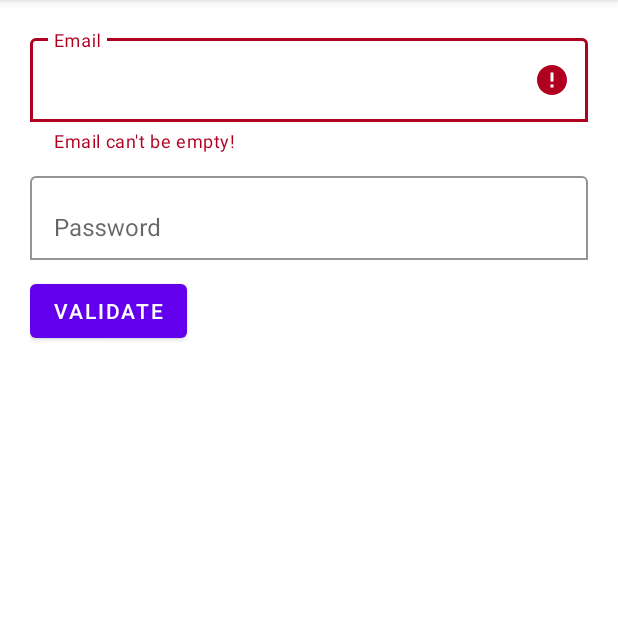
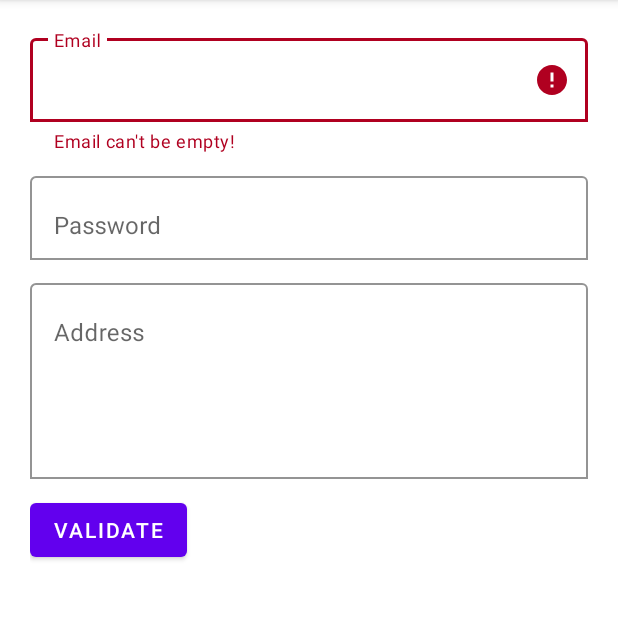
Before and after one commit to utsavdotpro/MaterialEditTextLibrary, an Android app: the screen it shows after launch (MainActivity), after a tap on "VALIDATE", on a phone screen of 412 x 824 dp, the part 84-704 px from its top. Run offline under Robolectric (Android 15) with nearby library versions, the phone set to English and light mode, and no system bars.

Commit message:
replace maxLines with lines

```diff
--- a/MaterialEditText/src/main/java/com/isolpro/library/materialedittext/MaterialEditText.java
+++ b/MaterialEditText/src/main/java/com/isolpro/library/materialedittext/MaterialEditText.java
@@ -91,7 +91,7 @@ public class MaterialEditText extends RelativeLayout {
 
     setText(ta.getString(R.styleable.MaterialEditText_met_text));
     setInputType(ta.getInteger(R.styleable.MaterialEditText_met_inputType, 1));
-    setMaxLines(ta.getInteger(R.styleable.MaterialEditText_met_maxLines, 1));
+    setLines(ta.getInteger(R.styleable.MaterialEditText_met_lines, 1));
   }
 
   private void setError(CharSequence errorMessage) {
@@ -186,12 +186,8 @@ public class MaterialEditText extends RelativeLayout {
     textInputEditText.setInputType(inputType);
   }
 
-  public int getMaxLines() {
-    return textInputEditText.getMaxLines();
-  }
-
-  public void setMaxLines(int maxLines) {
-    textInputEditText.setMaxLines(maxLines);
+  public void setLines(int lines) {
+    textInputEditText.setLines(lines);
   }
 
 }
--- a/MaterialEditText/src/main/res/layout/material_edit_text.xml
+++ b/MaterialEditText/src/main/res/layout/material_edit_text.xml
@@ -16,6 +16,7 @@
       android:id="@+id/tiet"
       android:layout_width="match_parent"
       android:layout_height="wrap_content"
+      android:gravity="top"
       android:inputType="text" />
 
   </com.google.android.material.textfield.TextInputLayout>
--- a/MaterialEditText/src/main/res/values/attrs.xml
+++ b/MaterialEditText/src/main/res/values/attrs.xml
@@ -50,7 +50,7 @@
       <flag name="date" value="0x00000014" />
       <flag name="time" value="0x00000024" />
     </attr>
-    <attr name="met_maxLines" format="integer" min="0" />
+    <attr name="met_lines" format="integer" min="0" />
   </declare-styleable>
 
 </resources>
--- a/app/src/main/res/layout/activity_main.xml
+++ b/app/src/main/res/layout/activity_main.xml
@@ -12,19 +12,28 @@
     android:id="@+id/metEmail"
     android:layout_width="match_parent"
     android:layout_height="wrap_content"
+    android:layout_marginBottom="10dp"
     app:met_errorMessage="Email can't be empty!"
-    android:layout_marginBottom="10dp"
-    app:met_required="true"
-    app:met_hint="Email" />
+    app:met_hint="Email"
+    app:met_required="true" />
 
   <com.isolpro.library.materialedittext.MaterialEditText
     android:id="@+id/metPassword"
     android:layout_width="match_parent"
     android:layout_height="wrap_content"
+    android:layout_marginBottom="10dp"
     app:met_errorMessage="Password can't be empty!"
+    app:met_hint="Password"
+    app:met_required="true" />
+
+  <com.isolpro.library.materialedittext.MaterialEditText
+    android:id="@+id/metAddress"
+    android:layout_width="match_parent"
+    android:layout_height="wrap_content"
     android:layout_marginBottom="10dp"
-    app:met_required="true"
-    app:met_hint="Password" />
+    app:met_hint="Address"
+    app:met_inputType="textMultiLine"
+    app:met_lines="5" />
 
   <com.google.android.material.button.MaterialButton
     android:id="@+id/btnValidate"
```
Also changed, not shown: 1 other file.
